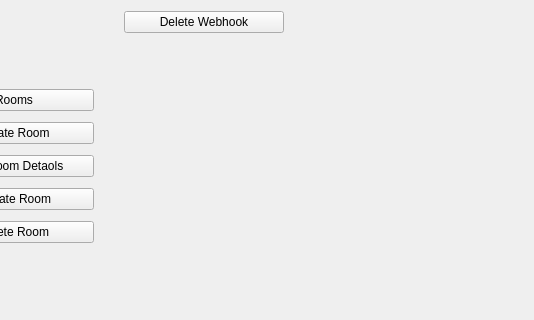
The window that src/botmainwindow.ui (b-lone/Bot_Jabber_Teams) describes before a commit, drawn with Qt 5; both pictures show x 266 to 800 and y 156 to 476 of the 800 by 600 pixel window.
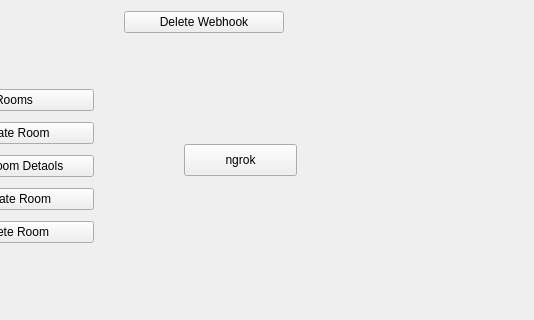
The same window after the commit.

Patch:
```diff
--- a/src/botmainwindow.ui
+++ b/src/botmainwindow.ui
@@ -228,6 +228,19 @@
      </item>
     </layout>
    </widget>
+   <widget class="QPushButton" name="btnNgrok">
+    <property name="geometry">
+     <rect>
+      <x>450</x>
+      <y>300</y>
+      <width>113</width>
+      <height>32</height>
+     </rect>
+    </property>
+    <property name="text">
+     <string>ngrok</string>
+    </property>
+   </widget>
   </widget>
   <widget class="QMenuBar" name="menubar">
    <property name="geometry">
```
